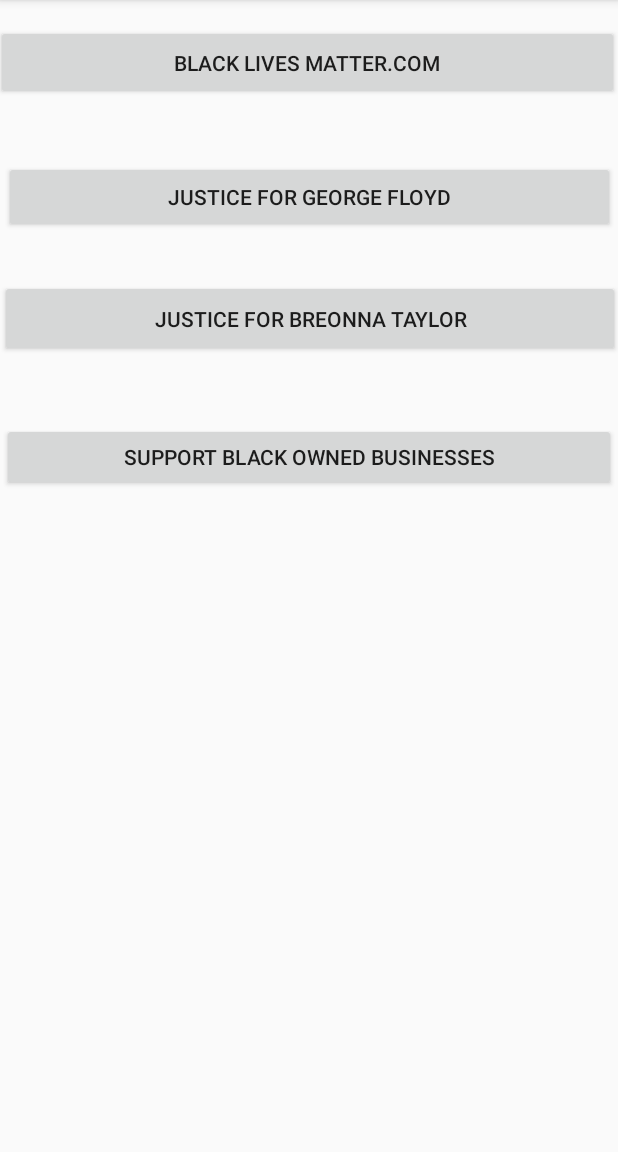
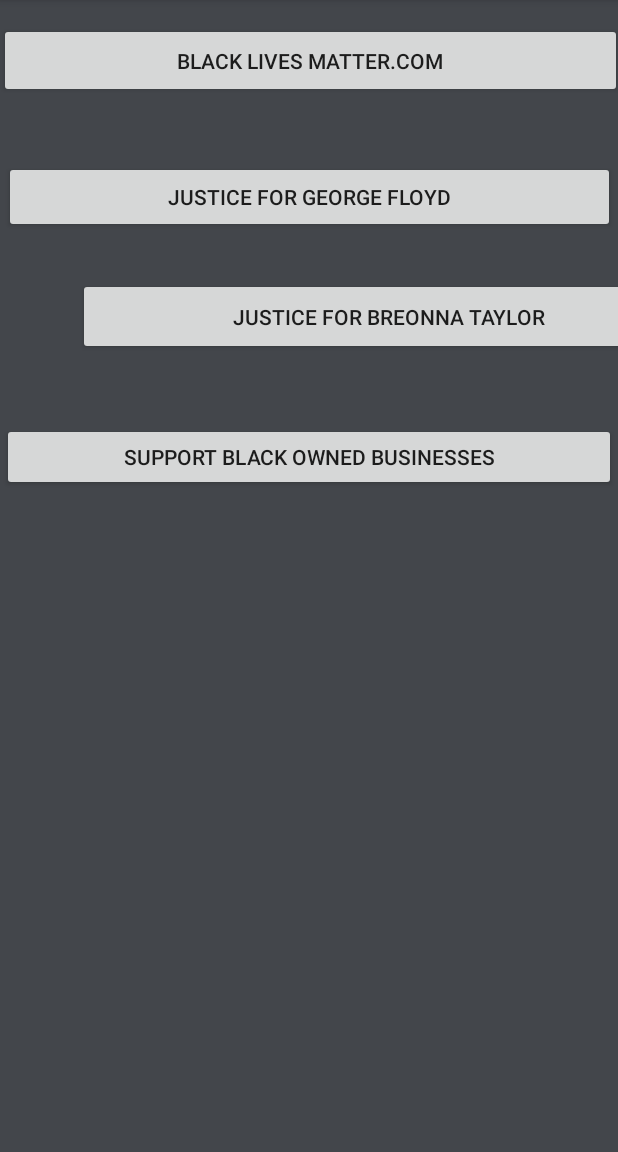
Before and after one commit to Mookie299/QuarantineRecs, an Android app: the screen it shows after launch (blmActivity), after a tap on an icon or button, on a phone screen of 412 x 824 dp, the part 84-1236 px from its top. Run offline under Robolectric (Android 15) with nearby library versions, the phone set to English and light mode, and no system bars.

Commit message:
movies activity

```diff
--- a/QurantineRecs/app/src/main/java/com/example/quarantinerecs/MainActivity.java
+++ b/QurantineRecs/app/src/main/java/com/example/quarantinerecs/MainActivity.java
@@ -27,16 +27,6 @@ public class MainActivity extends AppCompatActivity {
 
     }
 
-    private void goToScreen2(View view){
-        gotToMovies(view);
-    }
-
-    private void gotToMovies(View view) {
-        Intent toMovies = new Intent(this, MovieActivity.class);
-        startActivity(toMovies);
-    }
-
-
     private void goToScreen2(View view) {
         goToMovies(view);
     }
--- a/QurantineRecs/app/src/main/res/layout/activity_blm.xml
+++ b/QurantineRecs/app/src/main/res/layout/activity_blm.xml
@@ -4,6 +4,7 @@
     xmlns:tools="http://schemas.android.com/tools"
     android:layout_width="match_parent"
     android:layout_height="match_parent"
+    android:background="#43464b"
     tools:context=".blmActivity">
 
     <Button
@@ -13,10 +14,10 @@
         android:text="Black Lives Matter.com"
         app:layout_constraintBottom_toBottomOf="parent"
         app:layout_constraintEnd_toEndOf="parent"
-        app:layout_constraintHorizontal_bias="1.0"
+        app:layout_constraintHorizontal_bias="0.504"
         app:layout_constraintStart_toStartOf="parent"
         app:layout_constraintTop_toTopOf="parent"
-        app:layout_constraintVertical_bias="0.023" />
+        app:layout_constraintVertical_bias="0.021" />
 
     <Button
         android:id="@+id/JustFloyd"
@@ -33,11 +34,12 @@
         android:id="@+id/justTaylor"
         android:layout_width="413dp"
         android:layout_height="51dp"
+        android:layout_marginStart="52dp"
         android:text="Justice for Breonna Taylor"
         app:layout_constraintBottom_toBottomOf="parent"
         app:layout_constraintStart_toStartOf="parent"
         app:layout_constraintTop_toTopOf="parent"
-        app:layout_constraintVertical_bias="0.26" />
+        app:layout_constraintVertical_bias="0.259" />
 
     <Button
         android:id="@+id/button4"
```
Also changed, not shown: QurantineRecs/app/src/main/java/com/example/quarantinerecs/MovieActivity.java (+9 -9 lines), QurantineRecs/app/src/main/res/layout/activity_movie.xml (+7 -2 lines).
